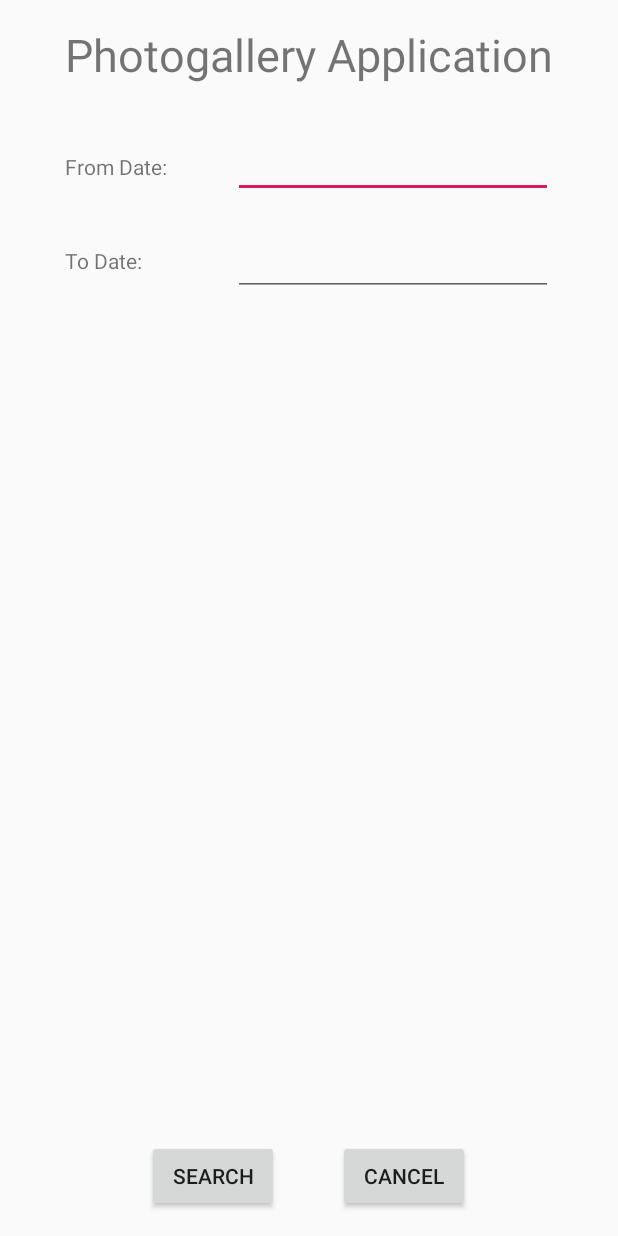
After one commit to FeralComputer/COMP_7890_Project, an Android app: the layout activity_search.xml on its own in the app's theme, with its tools: preview values and no code run, on a phone screen of 412 x 824 dp. The commit adds this screen. Run offline under Robolectric (Android 15) with nearby library versions, the phone set to English and light mode, and no system bars.

Commit message:
Merged provided code into repo

```diff
--- a/app/build.gradle
+++ b/app/build.gradle
@@ -5,7 +5,7 @@ android {
     buildToolsVersion "29.0.2"
     defaultConfig {
         applicationId "com.example.comp7855_project"
-        minSdkVersion 28
+        minSdkVersion 25
         targetSdkVersion 29
         versionCode 1
         versionName "1.0"
--- a/app/src/main/AndroidManifest.xml
+++ b/app/src/main/AndroidManifest.xml
@@ -1,5 +1,6 @@
 <?xml version="1.0" encoding="utf-8"?>
 <manifest xmlns:android="http://schemas.android.com/apk/res/android"
+    xmlns:tools="http://schemas.android.com/tools"
     package="com.example.comp7855_project">
     <uses-permission android:name="android.permission.WRITE_EXTERNAL_STORAGE" android:maxSdkVersion="18" />
     <uses-feature android:name="android.hardware.camera" android:required="true" />
@@ -9,7 +10,8 @@
         android:label="@string/app_name"
         android:roundIcon="@mipmap/ic_launcher_round"
         android:supportsRtl="true"
-        android:theme="@style/AppTheme">
+        android:theme="@style/AppTheme"
+        tools:ignore="GoogleAppIndexingWarning">
         <activity android:name=".MainActivity">
             <intent-filter>
                 <action android:name="android.intent.action.MAIN" />
--- /dev/null
+++ b/app/src/main/java/com/example/comp7855_project/DisplayActivity.java
@@ -0,0 +1,4 @@
+package com.example.comp7855_project;
+
+class DisplayActivity {
+}
--- /dev/null
+++ b/app/src/main/java/com/example/comp7855_project/SettingsActivity.java
@@ -0,0 +1,4 @@
+package com.example.comp7855_project;
+
+class SettingsActivity {
+}
--- /dev/null
+++ b/app/src/main/res/layout/activity_search.xml
@@ -0,0 +1,85 @@
+<?xml version="1.0" encoding="utf-8"?>
+<RelativeLayout xmlns:android="http://schemas.android.com/apk/res/android"
+    xmlns:tools="http://schemas.android.com/tools"
+    android:id="@+id/activity_search"
+    android:layout_width="match_parent"
+    android:layout_height="match_parent"
+    android:paddingBottom="@dimen/activity_vertical_margin"
+    android:paddingLeft="@dimen/activity_horizontal_margin"
+    android:paddingRight="@dimen/activity_horizontal_margin"
+    android:paddingTop="@dimen/activity_vertical_margin"
+    tools:context="com.example.comp7855_project.SearchActivity">
+    <TextView
+        android:layout_width="wrap_content"
+        android:layout_height="wrap_content"
+        android:text="Photogallery Application"
+        android:layout_alignParentTop="true"
+        android:layout_centerHorizontal="true"
+        android:id="@+id/title_search"
+        android:textSize="30sp" />
+
+    <EditText
+        android:layout_width="wrap_content"
+        android:layout_height="wrap_content"
+        android:inputType="date"
+        android:ems="10"
+        android:layout_below="@+id/title_search"
+        android:layout_alignRight="@+id/title_search"
+        android:layout_alignEnd="@+id/title_search"
+        android:layout_marginTop="30dp"
+        android:id="@+id/search_fromDate" />
+
+    <TextView
+        android:text="From Date: "
+        android:layout_width="wrap_content"
+        android:layout_height="wrap_content"
+        android:layout_alignBottom="@+id/search_fromDate"
+        android:layout_alignLeft="@+id/title_search"
+        android:layout_alignStart="@+id/title_search"
+        android:layout_marginBottom="11dp"
+        android:id="@+id/search_fromDateLabel" />
+
+    <EditText
+        android:layout_width="wrap_content"
+        android:layout_height="wrap_content"
+        android:inputType="date"
+        android:ems="10"
+        android:layout_below="@+id/search_fromDate"
+        android:layout_alignRight="@+id/search_fromDate"
+        android:layout_alignEnd="@+id/search_fromDate"
+        android:layout_marginTop="20dp"
+        android:id="@+id/search_toDate" />
+
+    <TextView
+        android:text="To Date: "
+        android:layout_width="wrap_content"
+        android:layout_height="wrap_content"
+        android:layout_alignTop="@+id/search_toDate"
+        android:layout_alignLeft="@+id/search_fromDateLabel"
+        android:layout_alignStart="@+id/search_fromDateLabel"
+        android:layout_marginTop="12dp"
+        android:id="@+id/search_toDateLabel" />
+
+    <Button
+        android:text="Cancel"
+        android:layout_width="wrap_content"
+        android:layout_height="wrap_content"
+        android:layout_alignParentBottom="true"
+        android:layout_alignRight="@+id/search_toDate"
+        android:layout_alignEnd="@+id/search_toDate"
+        android:layout_marginRight="55dp"
+        android:layout_marginEnd="55dp"
+        android:id="@+id/search_cancel"
+        android:onClick="cancel" />
+
+    <Button
+        android:text="Search"
+        android:layout_width="wrap_content"
+        android:layout_height="wrap_content"
+        android:layout_alignParentBottom="true"
+        android:layout_toRightOf="@+id/search_toDateLabel"
+        android:layout_toEndOf="@+id/search_toDateLabel"
+        android:id="@+id/search_search"
+        android:onClick="search" />
+
+</RelativeLayout>
--- /dev/null
+++ b/app/src/main/res/values/dimens.xml
@@ -0,0 +1,5 @@
+<?xml version="1.0" encoding="utf-8"?>
+<resources>
+    <dimen name="activity_horizontal_margin">16dp</dimen>
+    <dimen name="activity_vertical_margin">16dp</dimen>
+</resources>
```
Also changed, not shown: app/src/main/java/com/example/comp7855_project/MainActivity.java (+175 -25 lines), app/src/main/java/com/example/comp7855_project/SearchActivity.java (added, +46 -0 lines), app/src/main/res/xml/file_paths.xml (line endings or trailing spaces), 1 other file.
